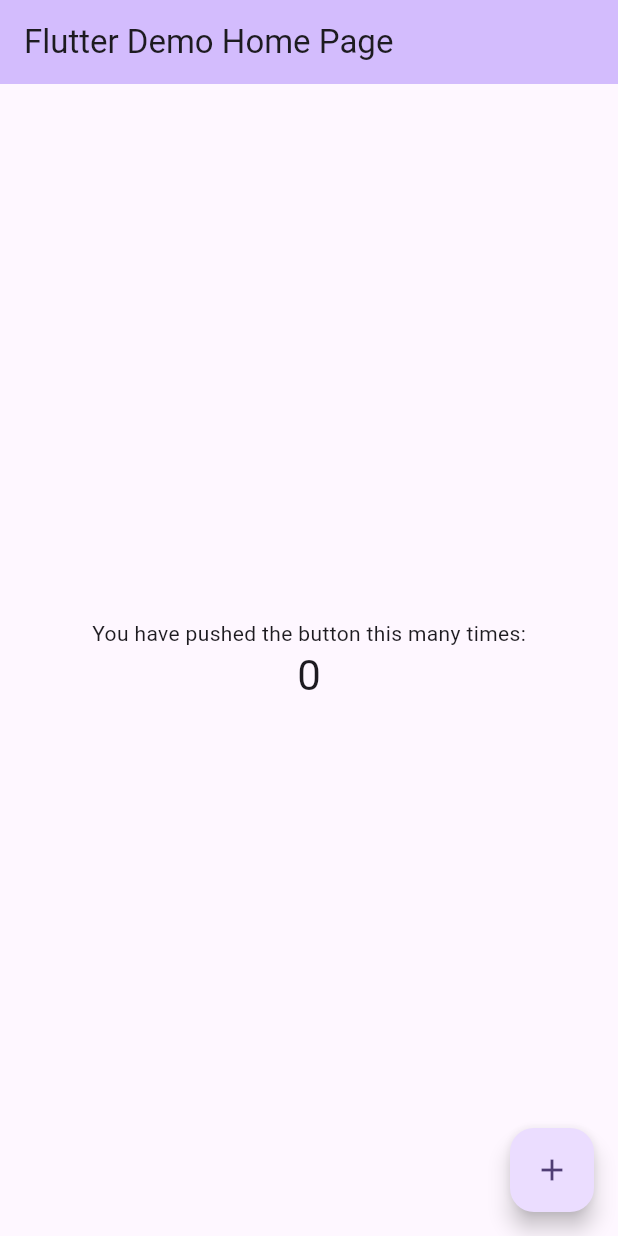
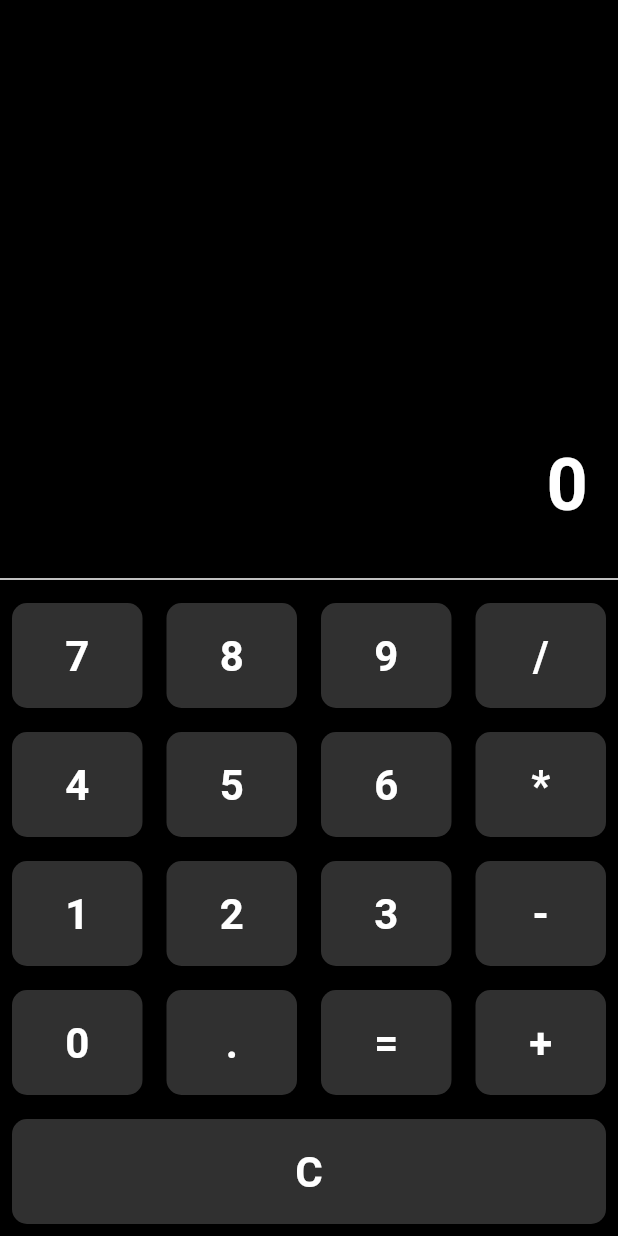
Before and after one commit to sricharan8462/Calculator_HW2, a Flutter app: the screen it shows after launch, on a phone screen of 412 x 824 dp. Run offline on Flutter 3.47's test engine with Material 3 defaults, Android fonts, the phone set to English and light mode, and no system bars.

Commit message:
Basic UI with buttons

```diff
--- a/lib/main.dart
+++ b/lib/main.dart
@@ -1,122 +1,104 @@
 import 'package:flutter/material.dart';
 
 void main() {
-  runApp(const MyApp());
+  runApp(MyApp());
 }
 
 class MyApp extends StatelessWidget {
-  const MyApp({super.key});
-
-  // This widget is the root of your application.
   @override
   Widget build(BuildContext context) {
     return MaterialApp(
-      title: 'Flutter Demo',
-      theme: ThemeData(
-        // This is the theme of your application.
-        //
-        // TRY THIS: Try running your application with "flutter run". You'll see
-        // the application has a purple toolbar. Then, without quitting the app,
-        // try changing the seedColor in the colorScheme below to Colors.green
-        // and then invoke "hot reload" (save your changes or press the "hot
-        // reload" button in a Flutter-supported IDE, or press "r" if you used
-        // the command line to start the app).
-        //
-        // Notice that the counter didn't reset back to zero; the application
-        // state is not lost during the reload. To reset the state, use hot
-        // restart instead.
-        //
-        // This works for code too, not just values: Most code changes can be
-        // tested with just a hot reload.
-        colorScheme: ColorScheme.fromSeed(seedColor: Colors.deepPurple),
-      ),
-      home: const MyHomePage(title: 'Flutter Demo Home Page'),
+      debugShowCheckedModeBanner: false,
+      title: 'Calculator',
+      home: CalculatorScreen(),
     );
   }
 }
 
-class MyHomePage extends StatefulWidget {
-  const MyHomePage({super.key, required this.title});
-
-  // This widget is the home page of your application. It is stateful, meaning
-  // that it has a State object (defined below) that contains fields that affect
-  // how it looks.
-
-  // This class is the configuration for the state. It holds the values (in this
-  // case the title) provided by the parent (in this case the App widget) and
-  // used by the build method of the State. Fields in a Widget subclass are
-  // always marked "final".
-
-  final String title;
-
+class CalculatorScreen extends StatelessWidget {
   @override
-  State<MyHomePage> createState() => _MyHomePageState();
-}
-
-class _MyHomePageState extends State<MyHomePage> {
-  int _counter = 0;
-
-  void _incrementCounter() {
-    setState(() {
-      // This call to setState tells the Flutter framework that something has
-      // changed in this State, which causes it to rerun the build method below
-      // so that the display can reflect the updated values. If we changed
-      // _counter without calling setState(), then the build method would not be
-      // called again, and so nothing would appear to happen.
-      _counter++;
-    });
+  Widget build(BuildContext context) {
+    return Scaffold(
+      backgroundColor: Colors.black,
+      body: Column(
+        children: [
+          Expanded(
+            child: Container(
+              alignment: Alignment.bottomRight,
+              padding: EdgeInsets.all(20),
+              child: Text(
+                "0",
+                style: TextStyle(
+                  fontSize: 48,
+                  fontWeight: FontWeight.bold,
+                  color: Colors.white,
+                ),
+              ),
+            ),
+          ),
+          Divider(color: Colors.white),
+          Column(
+            children: [
+              Row(
+                children: [
+                  buildButton("7"),
+                  buildButton("8"),
+                  buildButton("9"),
+                  buildButton("/"),
+                ],
+              ),
+              Row(
+                children: [
+                  buildButton("4"),
+                  buildButton("5"),
+                  buildButton("6"),
+                  buildButton("*"),
+                ],
+              ),
+              Row(
+                children: [
+                  buildButton("1"),
+                  buildButton("2"),
+                  buildButton("3"),
+                  buildButton("-"),
+                ],
+              ),
+              Row(
+                children: [
+                  buildButton("0"),
+                  buildButton("."),
+                  buildButton("="),
+                  buildButton("+"),
+                ],
+              ),
+              Row(children: [buildButton("C")]),
+            ],
+          ),
+        ],
+      ),
+    );
   }
 
-  @override
-  Widget build(BuildContext context) {
-    // This method is rerun every time setState is called, for instance as done
-    // by the _incrementCounter method above.
-    //
-    // The Flutter framework has been optimized to make rerunning build methods
-    // fast, so that you can just rebuild anything that needs updating rather
-    // than having to individually change instances of widgets.
-    return Scaffold(
-      appBar: AppBar(
-        // TRY THIS: Try changing the color here to a specific color (to
-        // Colors.amber, perhaps?) and trigger a hot reload to see the AppBar
-        // change color while the other colors stay the same.
-        backgroundColor: Theme.of(context).colorScheme.inversePrimary,
-        // Here we take the value from the MyHomePage object that was created by
-        // the App.build method, and use it to set our appbar title.
-        title: Text(widget.title),
-      ),
-      body: Center(
-        // Center is a layout widget. It takes a single child and positions it
-        // in the middle of the parent.
-        child: Column(
-          // Column is also a layout widget. It takes a list of children and
-          // arranges them vertically. By default, it sizes itself to fit its
-          // children horizontally, and tries to be as tall as its parent.
-          //
-          // Column has various properties to control how it sizes itself and
-          // how it positions its children. Here we use mainAxisAlignment to
-          // center the children vertically; the main axis here is the vertical
-          // axis because Columns are vertical (the cross axis would be
-          // horizontal).
-          //
-          // TRY THIS: Invoke "debug painting" (choose the "Toggle Debug Paint"
-          // action in the IDE, or press "p" in the console), to see the
-          // wireframe for each widget.
-          mainAxisAlignment: MainAxisAlignment.center,
-          children: <Widget>[
-            const Text('You have pushed the button this many times:'),
-            Text(
-              '$_counter',
-              style: Theme.of(context).textTheme.headlineMedium,
+  Widget buildButton(String value) {
+    return Expanded(
+      child: Container(
+        margin: EdgeInsets.all(8.0),
+        height: 70,
+        decoration: BoxDecoration(
+          color: Colors.grey[850],
+          borderRadius: BorderRadius.circular(10),
+        ),
+        child: Center(
+          child: Text(
+            value,
+            style: TextStyle(
+              fontSize: 28,
+              fontWeight: FontWeight.bold,
+              color: Colors.white,
             ),
-          ],
+          ),
         ),
       ),
-      floatingActionButton: FloatingActionButton(
-        onPressed: _incrementCounter,
-        tooltip: 'Increment',
-        child: const Icon(Icons.add),
-      ), // This trailing comma makes auto-formatting nicer for build methods.
     );
   }
 }
--- a/pubspec.yaml
+++ b/pubspec.yaml
@@ -30,6 +30,7 @@ environment:
 dependencies:
   flutter:
     sdk: flutter
+  math_expressions: ^2.0.0
 
   # The following adds the Cupertino Icons font to your application.
   # Use with the CupertinoIcons class for iOS style icons.
```
Also changed, not shown: pubspec.lock, 1 other file.
